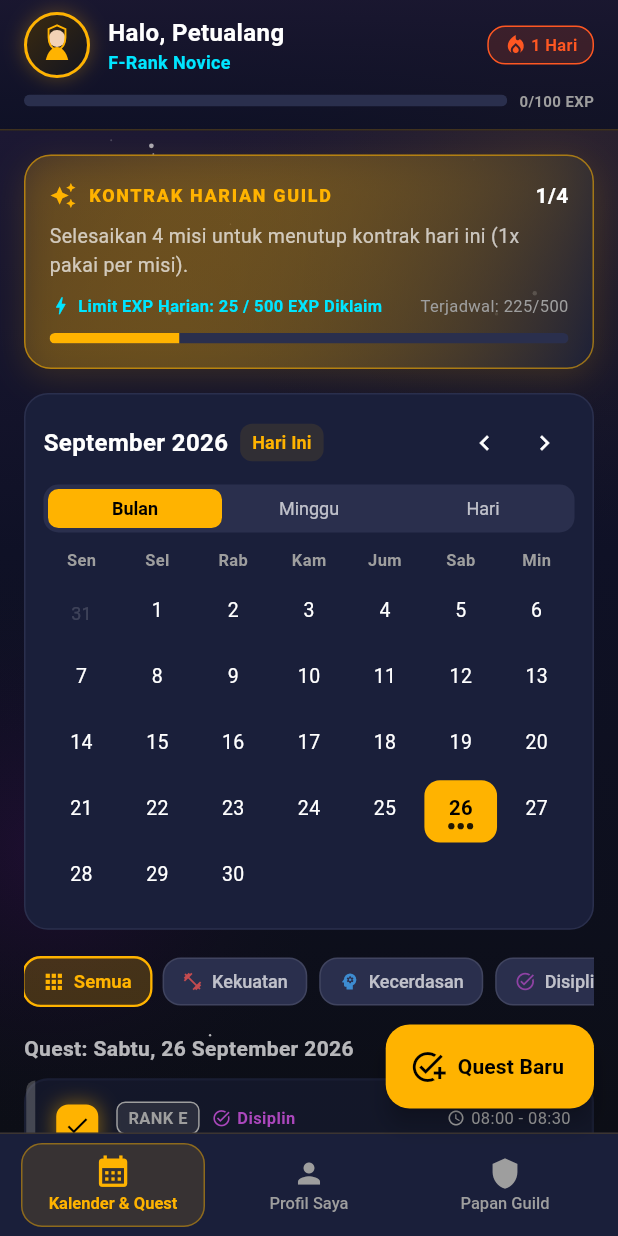
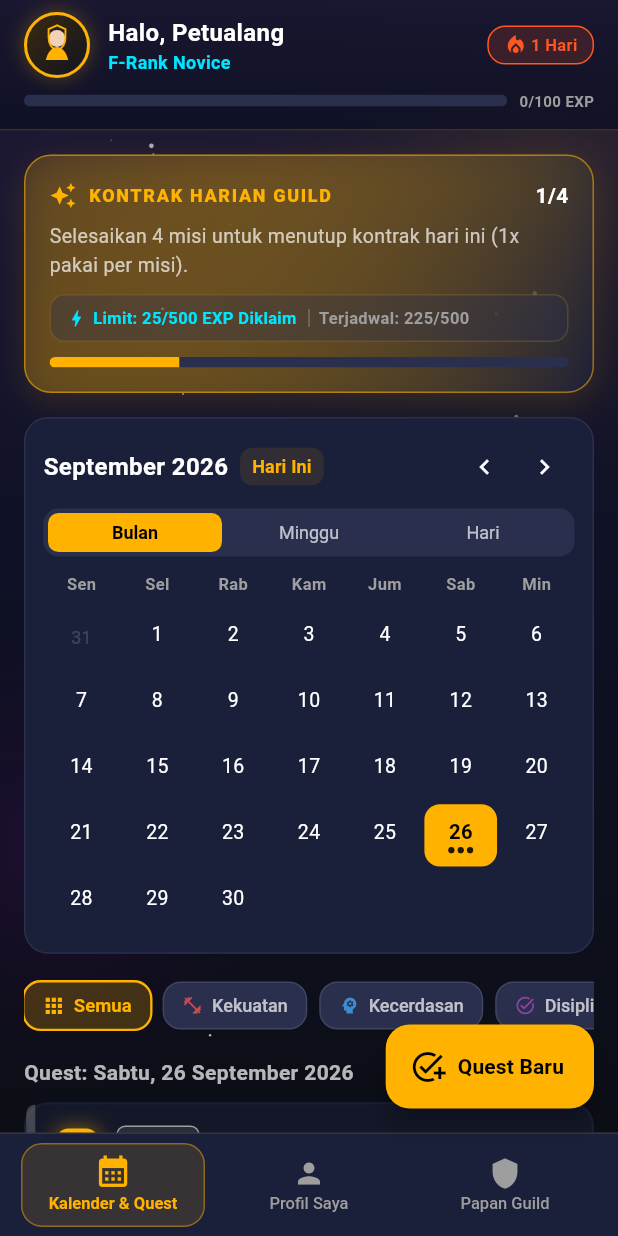
Before and after one commit to kimal404/kalender-projek-md3e, a Flutter app: the screen it shows after launch, on a phone screen of 412 x 824 dp. Run offline on Flutter 3.47's test engine with Material 3 defaults, Android fonts, the phone set to English and light mode, and no system bars; our stand-ins replace flutter_local_notifications, flutter_svg, flutter_timezone, image_picker, shared_preferences, timezone; statements that could not run were skipped.

Commit message:
fix: rapikan baris Limit & Terjadwal EXP agar tidak melebihi kotak dan pusatkan nama pengguna tepat di tengah profil

```diff
--- a/lib/ui/features/home/home_screen.dart
+++ b/lib/ui/features/home/home_screen.dart
@@ -568,27 +568,63 @@ class _HomeScreenState extends State<HomeScreen> {
             style: const TextStyle(fontSize: 13, color: Colors.white70),
           ),
           const SizedBox(height: 10),
-          Row(
+          Container(
+            padding: const EdgeInsets.symmetric(horizontal: 10, vertical: 7),
+            decoration: BoxDecoration(
+              color: AppTheme.surfaceLighter.withAlpha(90),
+              borderRadius: BorderRadius.circular(10),
+              border: Border.all(
+                color: accent.withAlpha(45),
+                width: 1,
+              ),
+            ),
+            child: Row(
               children: [
-              const Icon(Icons.bolt, size: 15, color: AppTheme.neonCyan),
+                Expanded(
+                  child: Row(
+                    children: [
+                      const Icon(Icons.bolt, size: 14, color: AppTheme.neonCyan),
                       const SizedBox(width: 4),
-              Text(
-                'Limit EXP Harian: $earnedDailyExp / ${UserProfile.maxDailyExp} EXP Diklaim',
+                      Flexible(
+                        child: FittedBox(
+                          fit: BoxFit.scaleDown,
+                          alignment: Alignment.centerLeft,
+                          child: Text(
+                            'Limit: $earnedDailyExp/${UserProfile.maxDailyExp} EXP Diklaim',
                             style: const TextStyle(
                               fontSize: 11,
                               fontWeight: FontWeight.bold,
                               color: AppTheme.neonCyan,
                             ),
                           ),
-              const Spacer(),
-              Text(
+                        ),
+                      ),
+                    ],
+                  ),
+                ),
+                const SizedBox(width: 6),
+                Container(
+                  height: 12,
+                  width: 1,
+                  color: Colors.white24,
+                ),
+                const SizedBox(width: 6),
+                Flexible(
+                  child: FittedBox(
+                    fit: BoxFit.scaleDown,
+                    alignment: Alignment.centerRight,
+                    child: Text(
                       'Terjadwal: $committedDailyExp/${UserProfile.maxDailyExp}',
                       style: const TextStyle(
                         fontSize: 11,
+                        fontWeight: FontWeight.w600,
                         color: AppTheme.textMuted,
                       ),
                     ),
+                  ),
+                ),
               ],
+            ),
           ),
           const SizedBox(height: 10),
           ClipRRect(
@@ -741,26 +777,39 @@ class _HomeScreenState extends State<HomeScreen> {
                   onPressed: () => AvatarPickerSheet.show(context, charVM),
                   child: const Text('Ganti avatar'),
                 ),
-                Row(
+                InkWell(
+                  onTap: () => _showEditNameDialog(charVM),
+                  borderRadius: BorderRadius.circular(12),
+                  child: Padding(
+                    padding: const EdgeInsets.symmetric(
+                      horizontal: 10,
+                      vertical: 4,
+                    ),
+                    child: Row(
+                      mainAxisSize: MainAxisSize.min,
                       mainAxisAlignment: MainAxisAlignment.center,
                       children: [
+                        // Kotak pengimbang selebar 22px (16px ikon + 6px spasi)
+                        // agar teks nama petualang berada tepat di tengah geometris card
+                        const SizedBox(width: 22),
                         Text(
                           profile.name,
+                          textAlign: TextAlign.center,
                           style: const TextStyle(
                             fontSize: 20,
                             fontWeight: FontWeight.bold,
                             color: Colors.white,
                           ),
                         ),
-                    IconButton(
-                      icon: const Icon(
+                        const SizedBox(width: 6),
+                        const Icon(
                           Icons.edit,
                           size: 16,
                           color: AppTheme.textMuted,
                         ),
-                      onPressed: () => _showEditNameDialog(charVM),
+                      ],
                     ),
-                  ],
+                  ),
                 ),
                 Text(
                   '${profile.title} (Level ${profile.level})',
```
Lines whose indentation alone changed are shown as unchanged.
